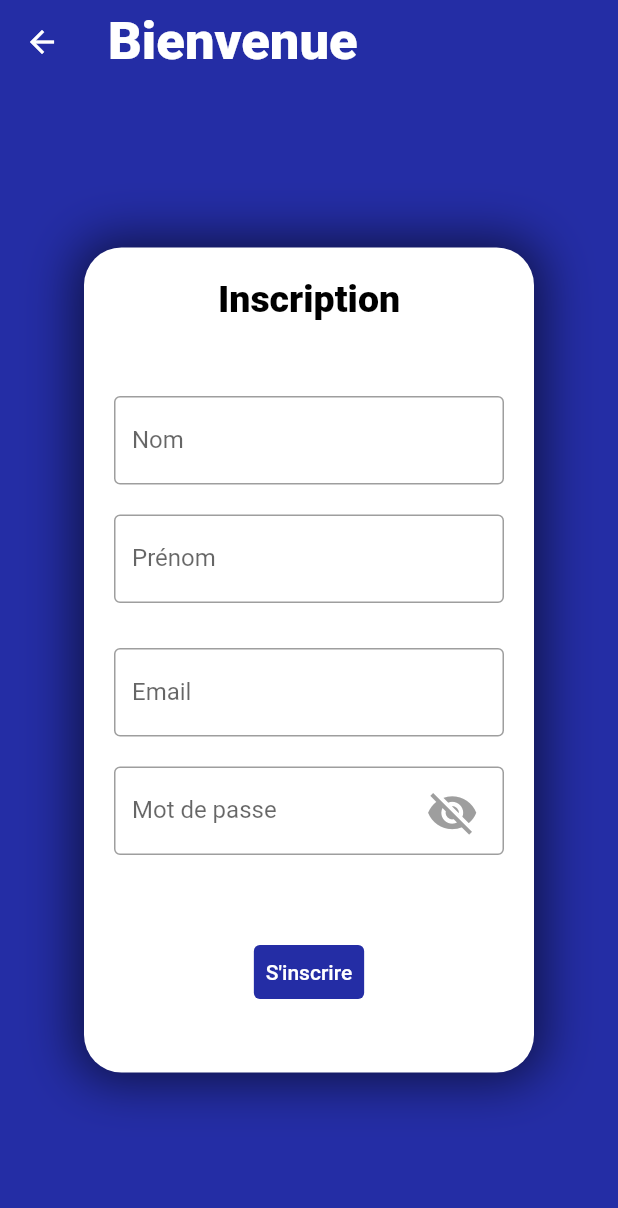
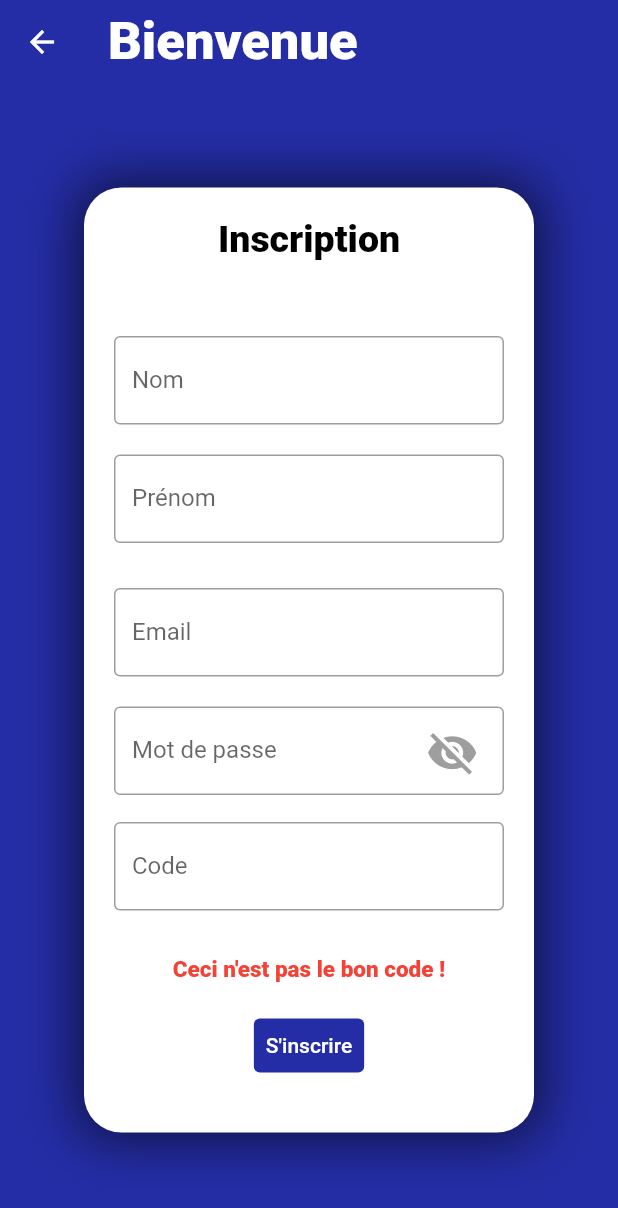
Before and after one commit to HJ-Jason/app_plan, a Flutter app: the Inscription screen opened by its route, after a tap on "S'inscrire", on a phone screen of 412 x 824 dp. Shown: the top 1208 px of the screen. Run offline on Flutter 3.47's test engine with Material 2 defaults, Android fonts, the light colour scheme and no system bars; our stand-ins replace cloud_firestore, firebase_auth, firebase_core, image_picker; accounts and stored records are empty; network calls fail.

Commit message:
inscription

```diff
--- a/lib/widgets/routes/eventDetails/event_details.dart
+++ b/lib/widgets/routes/eventDetails/event_details.dart
@@ -357,7 +357,7 @@ Widget InscriptionButton(context, idEvent) {
     label: const Text("S'inscrire"),
     style: ButtonStyle(
       backgroundColor: MaterialStateProperty.all<Color>(
-        const Color.fromARGB(255, 11, 151, 23),
+        const Color.fromARGB(255, 7, 57, 194),
       ),
       foregroundColor: MaterialStateProperty.all<Color>(Colors.white),
     ),
--- a/lib/widgets/routes/login/inscription_page.dart
+++ b/lib/widgets/routes/login/inscription_page.dart
@@ -1,4 +1,5 @@
 import 'package:app_plan/services/auth.dart';
+import 'package:app_plan/widgets/routes/IntroScreen/introScreen.dart';
 import 'package:cloud_firestore/cloud_firestore.dart';
 import 'package:firebase_auth/firebase_auth.dart';
 import 'package:flutter/material.dart';
@@ -18,9 +19,10 @@ class _Inscription extends State<Inscription> {
   final myControllerNom = TextEditingController();
   final myControllerPassWord = TextEditingController();
   final myControllerPrenom = TextEditingController();
+  final myControllerCode = TextEditingController();
+  String? code;
 
   String messageError = "";
-
 
   bool buttonState = true;
 
@@ -29,6 +31,24 @@ class _Inscription extends State<Inscription> {
     color: Colors.grey,
     size: 35,
   );
+
+  @override
+  void initState() {
+    super.initState();
+    CheckCode();
+  }
+
+  CheckCode() async {
+    await FirebaseFirestore.instance
+        .collection('code')
+        .doc('code')
+        .get()
+        .then((value) {
+      setState(() {
+        code = value.data()!['code'];
+      });
+    });
+  }
 
   WhichIcon() {
     buttonState = !buttonState;
@@ -50,8 +70,6 @@ class _Inscription extends State<Inscription> {
       });
     }
   }
-
-
 
   @override
   Widget build(BuildContext context) {
@@ -79,7 +97,7 @@ class _Inscription extends State<Inscription> {
       body: Center(
         child: Container(
             width: 300,
-            height: 550,
+            height: 630,
             padding: const EdgeInsets.all(20),
             decoration: const BoxDecoration(
               borderRadius: BorderRadius.all(Radius.circular(25)),
@@ -140,10 +158,8 @@ class _Inscription extends State<Inscription> {
                     height: 20,
                   ),
                   TextFormField(
-
                     controller: myControllerPassWord,
                     decoration: InputDecoration(
-
                         labelText: 'Mot de passe',
                         border: const OutlineInputBorder(),
                         suffixIcon: Padding(
@@ -158,6 +174,15 @@ class _Inscription extends State<Inscription> {
                   ),
                   const SizedBox(
                     height: 18,
+                  ),
+                  TextFormField(
+                      controller: myControllerCode,
+                      decoration: const InputDecoration(
+                        labelText: 'Code',
+                        border: OutlineInputBorder(),
+                      )),
+                  const SizedBox(
+                    height: 30,
                   ),
 
                   Text(
@@ -178,28 +203,33 @@ class _Inscription extends State<Inscription> {
                   TextButton(
                     child: const Text("S'inscrire"),
                     onPressed: () async {
+                      if (code == myControllerCode.text) {
                         if (myControllerEmail.text.isNotEmpty &&
                             myControllerPassWord.text.isNotEmpty &&
                             myControllerNom.text.isNotEmpty &&
                             myControllerPrenom.text.isNotEmpty) {
                           final user = await auth.registerWithEmailAndPassword(
-                            myControllerEmail.text, myControllerPassWord.text);
-                        await Future.delayed(new Duration(milliseconds: 500),
+                              myControllerEmail.text,
+                              myControllerPassWord.text);
+                          await Future.delayed(new Duration(milliseconds: 1000),
                               () {
                             if (user == null) {
                               setState(() {
                                 messageError = "Une erreur est survenu !";
                               });
                             } else {
-                            addUser(myControllerEmail.text,
-                                myControllerNom.text, myControllerPrenom.text);
+                              addUser(
+                                  myControllerEmail.text,
+                                  myControllerNom.text,
+                                  myControllerPrenom.text);
                               Navigator.pushReplacement(
                                 context,
                                 PageRouteBuilder(
-                                pageBuilder:
-                                    (context, animation, secondaryAnimation) =>
-                                        const EventList(),
-                                transitionDuration: const Duration(seconds: 0),
+                                  pageBuilder: (context, animation,
+                                          secondaryAnimation) =>
+                                      IntroScreen(),
+                                  transitionDuration:
+                                      const Duration(seconds: 0),
                                 ),
                               );
                             }
@@ -228,8 +258,15 @@ class _Inscription extends State<Inscription> {
                                   );
                                 });*/
                         } else {
-                        print(
-                            "Une erreur s'est produite lors de la saisie des informations!");
+                          setState(() {
+                            messageError =
+                                "Une erreur s'est produite lors de la saisie des informations!";
+                          });
+                        }
+                      } else {
+                        setState(() {
+                          messageError = "Ceci n'est pas le bon code !";
+                        });
                       }
                     },
                     style: ButtonStyle(
@@ -256,6 +293,7 @@ Future<void> addUser(email, nom, prenom) {
         'Email': email,
         'FirstName': prenom,
         'LastName': nom,
+        'MyEvent': FieldValue.arrayUnion([]),
         'Picture':
             "https://media.discordapp.net/attachments/902535167850197022/935551661001302026/Clem.jpg?width=661&height=663",
       })
```
Also changed, not shown: lib/widgets/routes/IntroScreen/introScreen.dart (+10 -5 lines), lib/widgets/routes/IntroScreen/verifEmail.dart (added, +124 -0 lines). Lines whose indentation alone changed are shown as unchanged.
